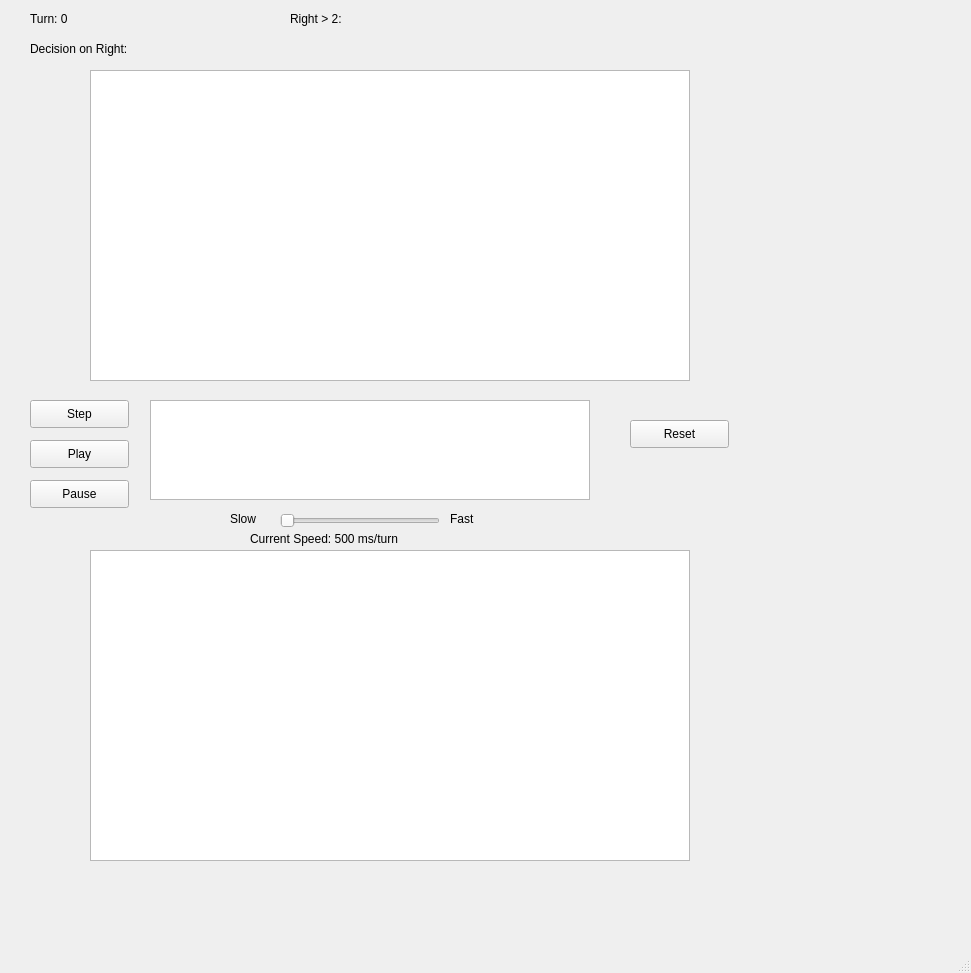
Qt form Project/mainwindow.ui (akitomoya616/Ants-Movement-Tracker) before a commit.
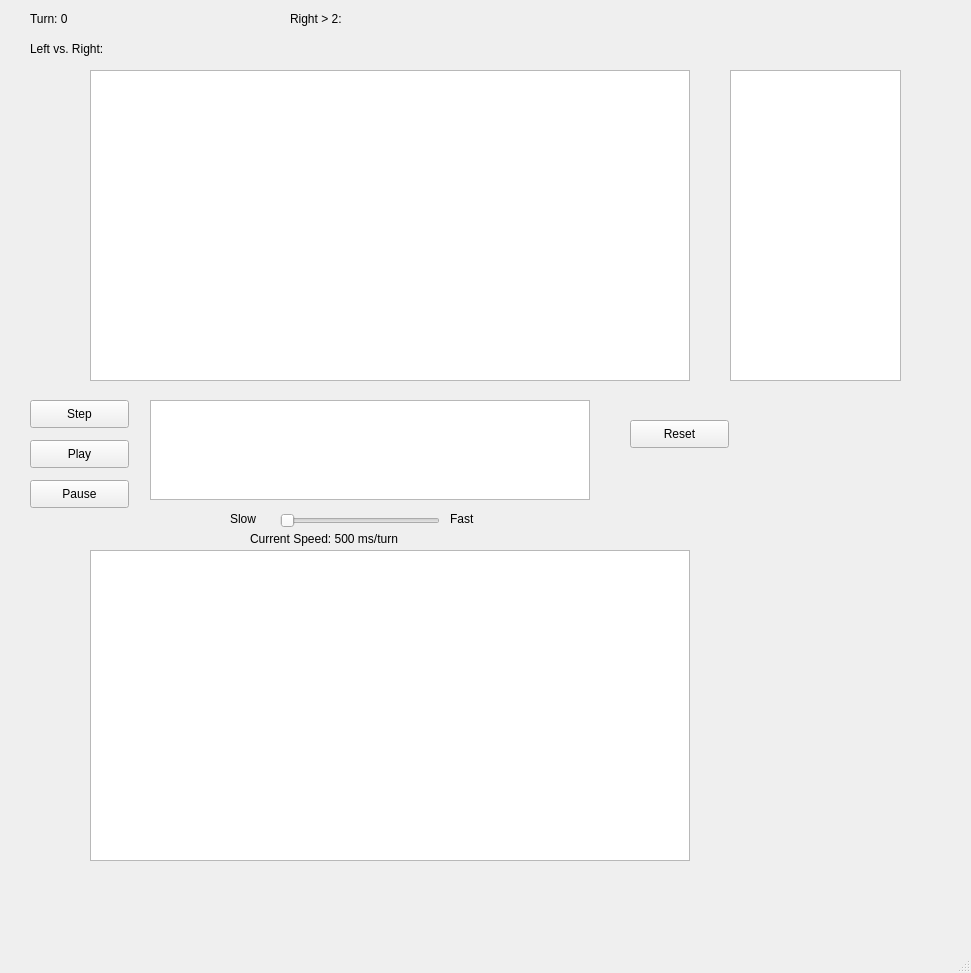
The same form after that commit.

Diff of the .ui file:
```diff
--- a/Project/mainwindow.ui
+++ b/Project/mainwindow.ui
@@ -102,7 +102,7 @@
      </rect>
     </property>
     <property name="text">
-     <string>Decision on Right:</string>
+     <string>Left vs. Right:</string>
     </property>
    </widget>
    <widget class="QPushButton" name="ResetButton">
@@ -191,6 +191,28 @@
       <width>600</width>
       <height>311</height>
      </rect>
+    </property>
+    <property name="verticalScrollBarPolicy">
+     <enum>Qt::ScrollBarAlwaysOff</enum>
+    </property>
+    <property name="horizontalScrollBarPolicy">
+     <enum>Qt::ScrollBarAlwaysOff</enum>
+    </property>
+   </widget>
+   <widget class="QGraphicsView" name="demoView">
+    <property name="geometry">
+     <rect>
+      <x>730</x>
+      <y>70</y>
+      <width>171</width>
+      <height>311</height>
+     </rect>
+    </property>
+    <property name="verticalScrollBarPolicy">
+     <enum>Qt::ScrollBarAlwaysOff</enum>
+    </property>
+    <property name="horizontalScrollBarPolicy">
+     <enum>Qt::ScrollBarAlwaysOff</enum>
     </property>
    </widget>
   </widget>
```
Left out of the diff: 6 changed lines with no effect on the pictures.
